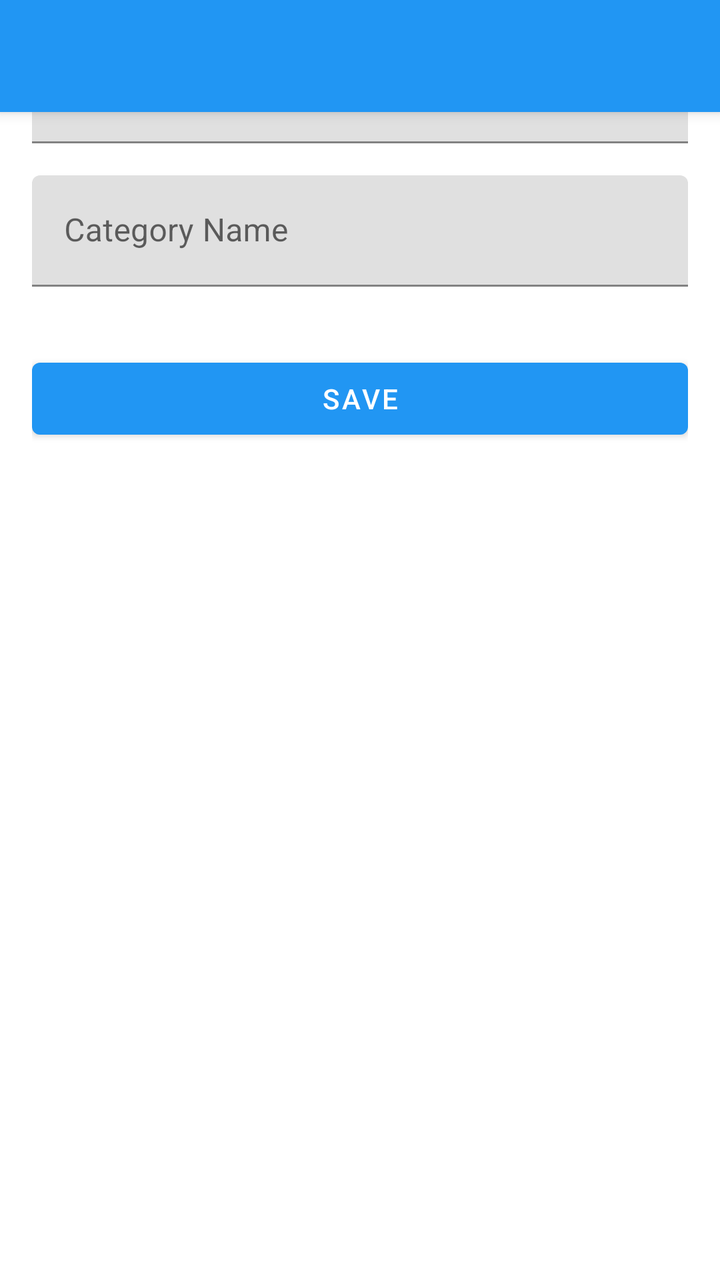
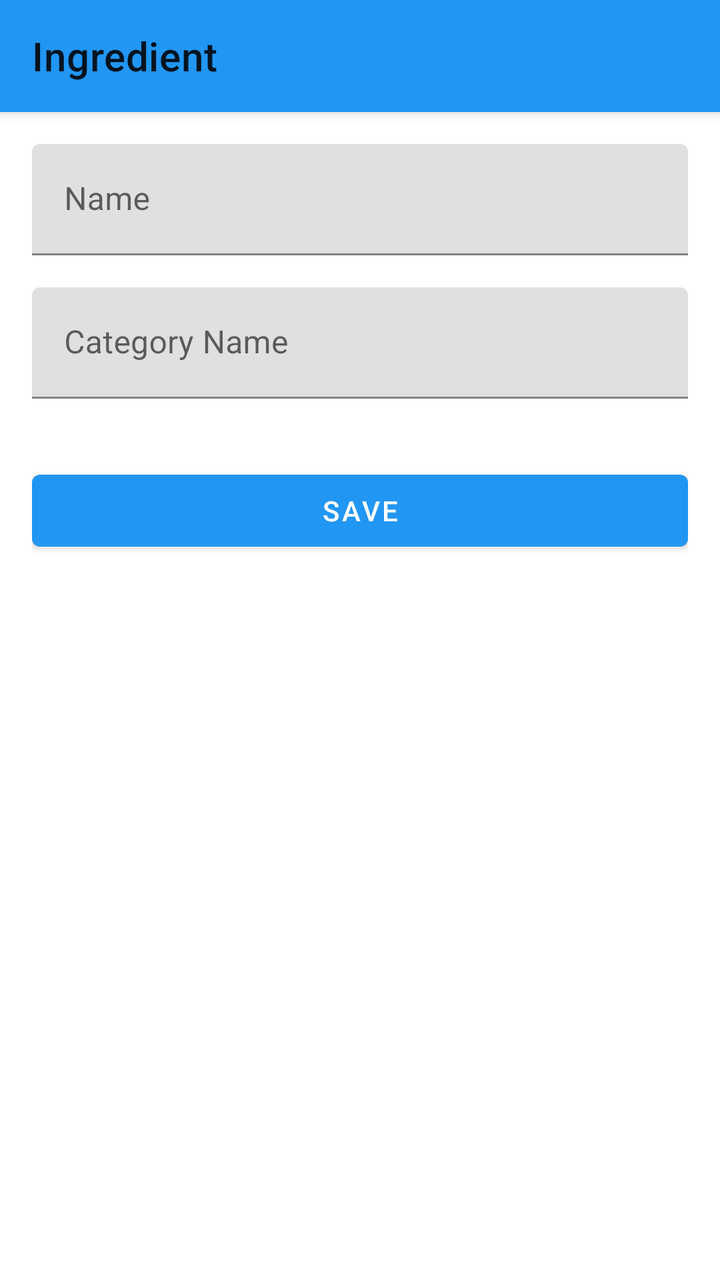

Screens rendered from an Android XML layout before and after an edit, with the pre-edit source and the edit as a unified diff.
<!-- AndroidManifest.xml: application theme Theme.AndroidWebapp -->
<!-- res/layout/activity_ingredient_form.xml -->
<?xml version="1.0" encoding="utf-8"?>
<androidx.coordinatorlayout.widget.CoordinatorLayout xmlns:android="http://schemas.android.com/apk/res/android"
    xmlns:app="http://schemas.android.com/apk/res/auto"
    android:layout_width="match_parent"
    android:layout_height="match_parent">

    <com.google.android.material.appbar.AppBarLayout
        android:layout_width="match_parent"
        android:layout_height="wrap_content">

        <androidx.appcompat.widget.Toolbar
            android:id="@+id/toolbar"
            android:layout_width="match_parent"
            android:layout_height="?attr/actionBarSize"
            android:background="?attr/colorPrimary"
            app:title="Ingredient" />
    </com.google.android.material.appbar.AppBarLayout>

    <androidx.core.widget.NestedScrollView
        android:layout_width="match_parent"
        android:layout_height="match_parent"
        app:layout_behavior="@string/appbar_scrolling_view_behavior">

        <LinearLayout
            android:layout_width="match_parent"
            android:layout_height="wrap_content"
            android:orientation="vertical"
            android:padding="16dp">

            <com.google.android.material.textfield.TextInputLayout
                android:layout_width="match_parent"
                android:layout_height="wrap_content"
                android:layout_marginBottom="16dp">

                <com.google.android.material.textfield.TextInputEditText
                    android:id="@+id/etName"
                    android:layout_width="match_parent"
                    android:layout_height="wrap_content"
                    android:hint="Name" />
            </com.google.android.material.textfield.TextInputLayout>

            <com.google.android.material.textfield.TextInputLayout
                android:layout_width="match_parent"
                android:layout_height="wrap_content"
                android:layout_marginBottom="16dp">

                <com.google.android.material.textfield.TextInputEditText
                    android:id="@+id/etCategoryName"
                    android:layout_width="match_parent"
                    android:layout_height="wrap_content"
                    android:hint="Category Name" />
            </com.google.android.material.textfield.TextInputLayout>

            <com.google.android.material.button.MaterialButton
                android:id="@+id/btnSave"
                android:layout_width="match_parent"
                android:layout_height="wrap_content"
                android:text="Save"
                android:layout_marginTop="16dp" />

            <ProgressBar
                android:id="@+id/progressBar"
                android:layout_width="wrap_content"
                android:layout_height="wrap_content"
                android:layout_gravity="center"
                android:layout_marginTop="16dp"
                android:visibility="gone" />
        </LinearLayout>
    </androidx.core.widget.NestedScrollView>
</androidx.coordinatorlayout.widget.CoordinatorLayout>
<!-- resources referenced by this layout -->
<resources>
  <style name="Theme.AndroidWebapp" parent="Theme.MaterialComponents.DayNight.DarkActionBar">
          <item name="colorPrimary">@color/primary</item>
          <item name="colorPrimaryVariant">@color/primary_dark</item>
          <item name="colorOnPrimary">@color/white</item>
          <item name="colorSecondary">@color/accent</item>
          <item name="colorSecondaryVariant">@color/teal_700</item>
          <item name="colorOnSecondary">@color/black</item>
          <item name="android:statusBarColor">@color/primary_dark</item>
      </style>
  <color name="primary">#2196F3</color>
  <color name="primary_dark">#1976D2</color>
  <color name="white">#FFFFFFFF</color>
  <color name="accent">#FF4081</color>
  <color name="teal_700">#FF018786</color>
  <color name="black">#FF000000</color>
</resources>

<!-- the commit's change to res/layout/activity_ingredient_form.xml (unified diff, before → after) -->
@@ -1,6 +1,6 @@
 <?xml version="1.0" encoding="utf-8"?>
 <androidx.coordinatorlayout.widget.CoordinatorLayout xmlns:android="http://schemas.android.com/apk/res/android"
-    xmlns:app="http://schemas.android.com/apk/res/auto"
+    xmlns:app="http://schemas.android.com/apk/res-auto"
     android:layout_width="match_parent"
     android:layout_height="match_parent">
 
